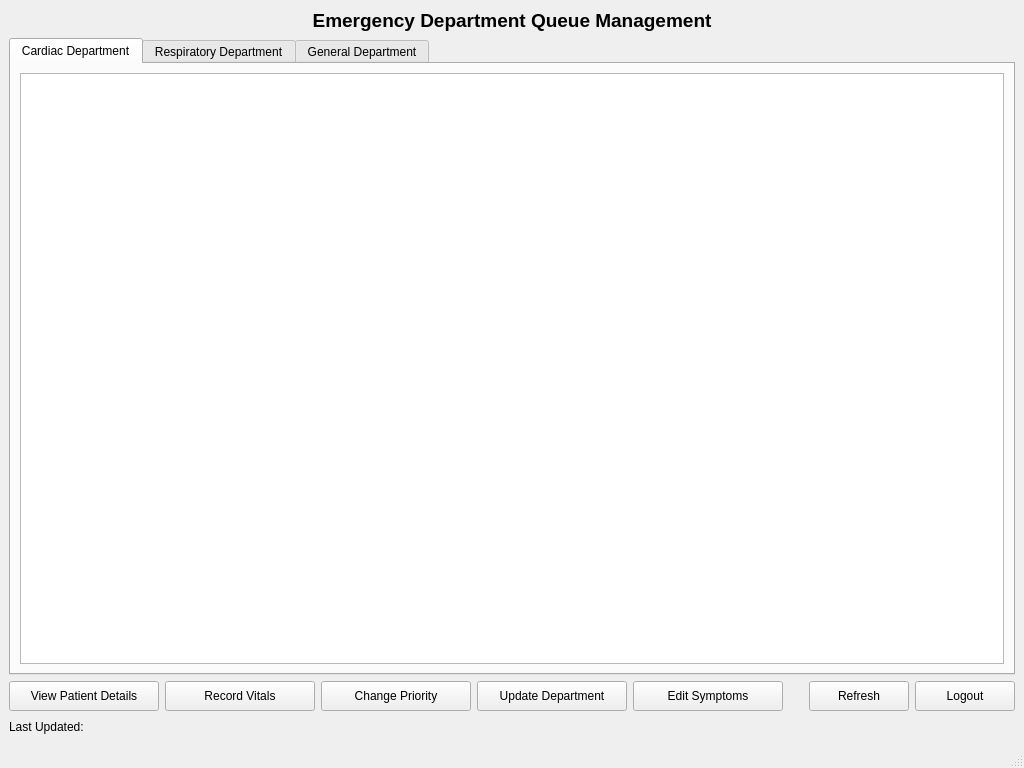
Above: ER_Department_Flow/nurseinterface.ui from CSEN-174-W25/csen-174-emergency-department-flow-optimization before the change. Below: the same form after it.
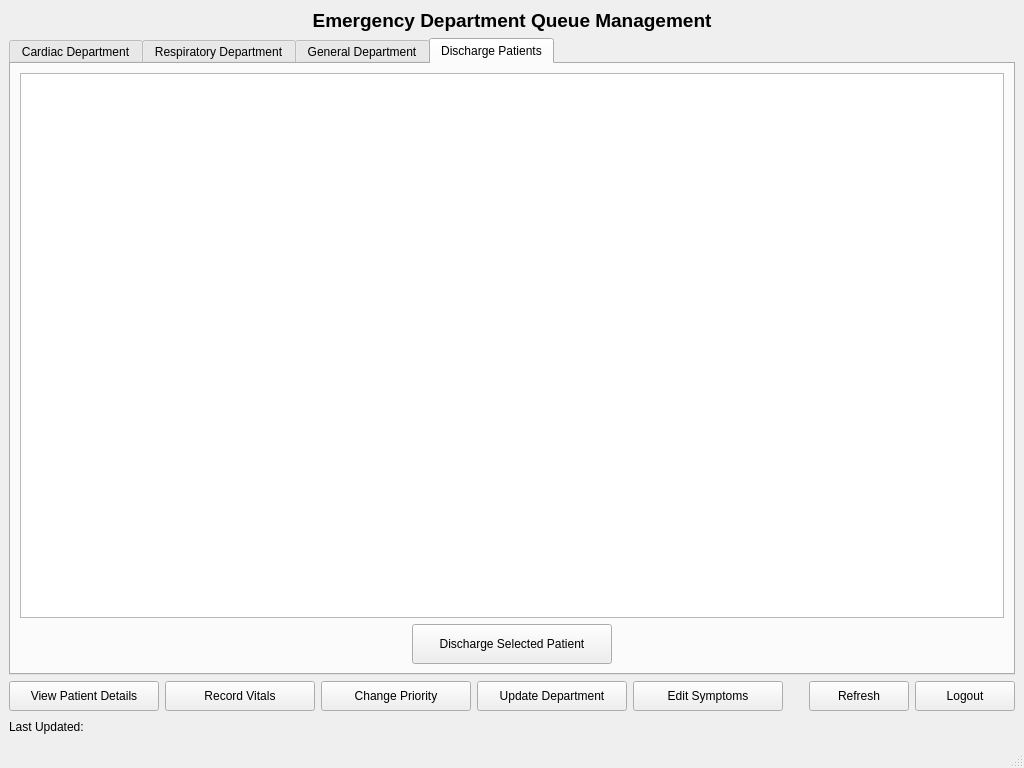
That is the form after the change. The open tabs and pages were chosen to show the change.

```diff
--- a/ER_Department_Flow/nurseinterface.ui
+++ b/ER_Department_Flow/nurseinterface.ui
@@ -87,6 +87,66 @@
         </item>
        </layout>
       </widget>
+      <widget class="QWidget" name="dischargeTab">
+       <attribute name="title">
+        <string>Discharge Patients</string>
+       </attribute>
+       <layout class="QVBoxLayout" name="verticalLayout_5">
+        <item>
+         <widget class="QTableWidget" name="dischargeTable">
+          <property name="selectionMode">
+           <enum>QAbstractItemView::SelectionMode::SingleSelection</enum>
+          </property>
+          <property name="selectionBehavior">
+           <enum>QAbstractItemView::SelectionBehavior::SelectRows</enum>
+          </property>
+         </widget>
+        </item>
+        <item>
+         <layout class="QHBoxLayout" name="dischargeButtonLayout">
+          <item>
+           <spacer name="horizontalSpacer_3">
+            <property name="orientation">
+             <enum>Qt::Orientation::Horizontal</enum>
+            </property>
+            <property name="sizeHint" stdset="0">
+             <size>
+              <width>40</width>
+              <height>20</height>
+             </size>
+            </property>
+           </spacer>
+          </item>
+          <item>
+           <widget class="QPushButton" name="dischargePatientButton">
+            <property name="minimumSize">
+             <size>
+              <width>200</width>
+              <height>40</height>
+             </size>
+            </property>
+            <property name="text">
+             <string>Discharge Selected Patient</string>
+            </property>
+           </widget>
+          </item>
+          <item>
+           <spacer name="horizontalSpacer_4">
+            <property name="orientation">
+             <enum>Qt::Orientation::Horizontal</enum>
+            </property>
+            <property name="sizeHint" stdset="0">
+             <size>
+              <width>40</width>
+              <height>20</height>
+             </size>
+            </property>
+           </spacer>
+          </item>
+         </layout>
+        </item>
+       </layout>
+      </widget>
      </widget>
     </item>
     <item>
```
